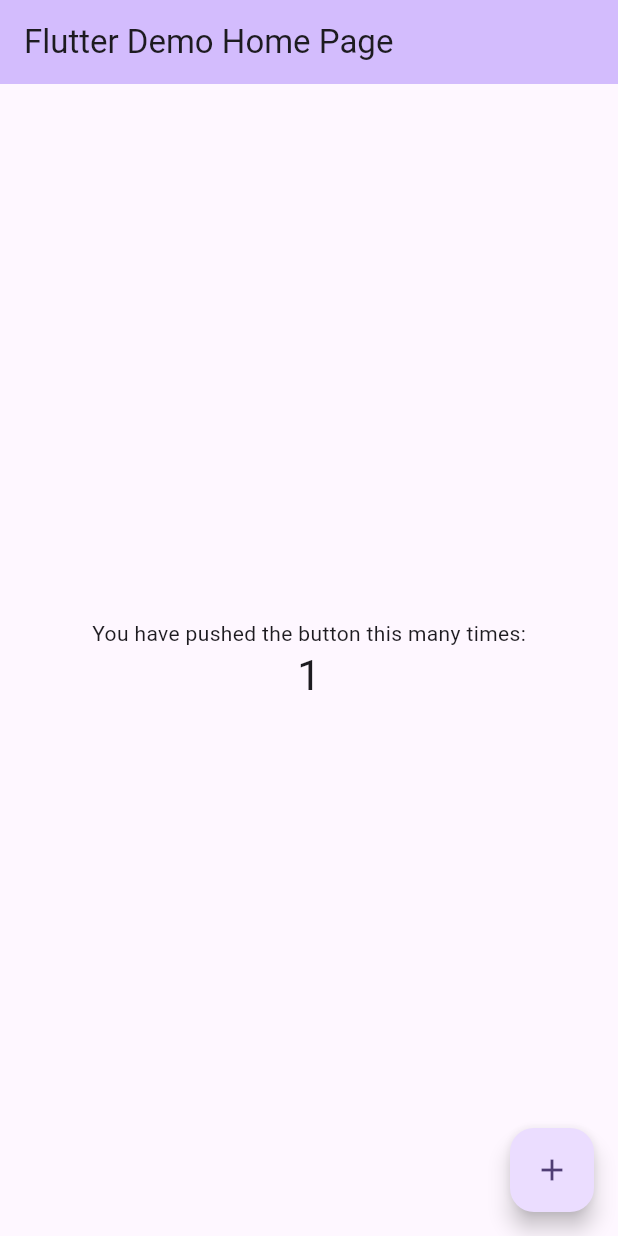
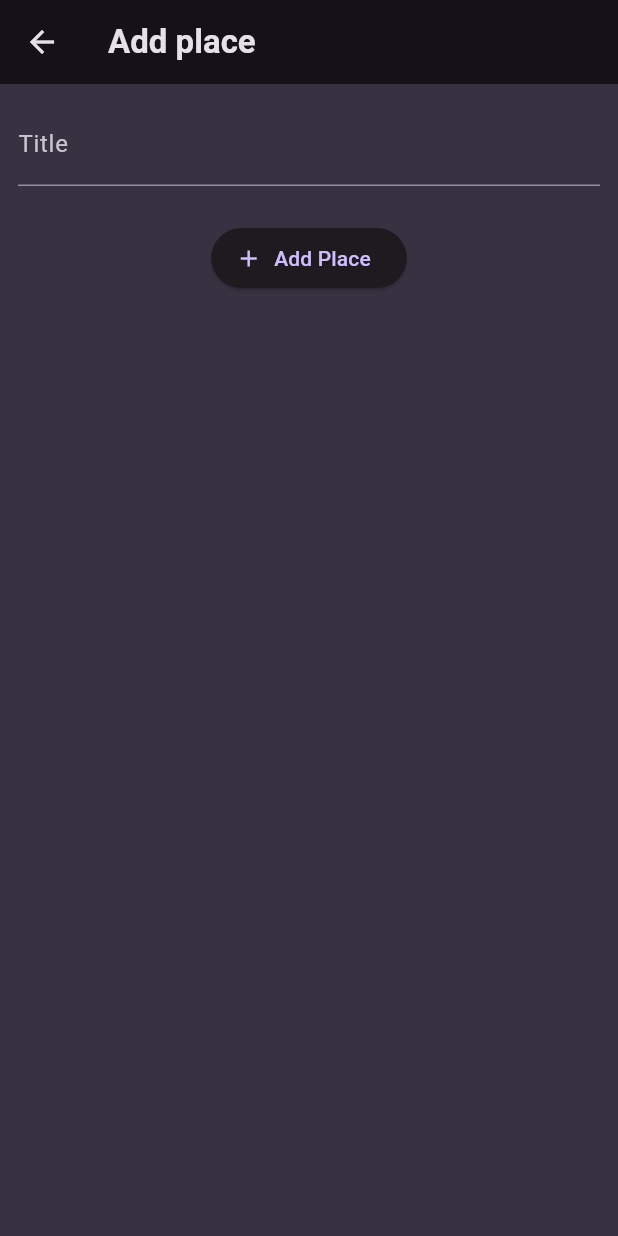
Before and after one commit to Trykea/Favorite_Places_App, a Flutter app: the screen it shows after launch, after a tap on the "add" icon, on a phone screen of 412 x 824 dp. Run offline on Flutter 3.47's test engine with Material 3 defaults, Android fonts, the phone set to English and light mode, and no system bars; our stand-ins replace flutter_riverpod, google_fonts.

Commit message:
added screens/model/widget and used riverpod to store and pass data from add place screen to place screen

```diff
--- a/lib/main.dart
+++ b/lib/main.dart
@@ -1,125 +1,46 @@
+import 'package:favorite_places_app/screens/places.dart';
 import 'package:flutter/material.dart';
+import 'package:flutter_riverpod/flutter_riverpod.dart';
+import 'package:google_fonts/google_fonts.dart';
+
+final colorScheme = ColorScheme.fromSeed(
+  brightness: Brightness.dark,
+  seedColor: const Color.fromARGB(255, 102, 6, 247),
+  background: const Color.fromARGB(255, 56, 49, 66),
+);
+
+final theme = ThemeData().copyWith(
+  useMaterial3: true,
+  scaffoldBackgroundColor: colorScheme.background,
+  colorScheme: colorScheme,
+  textTheme: GoogleFonts.ubuntuCondensedTextTheme().copyWith(
+    titleSmall: GoogleFonts.ubuntuCondensed(
+      fontWeight: FontWeight.bold,
+    ),
+    titleMedium: GoogleFonts.ubuntuCondensed(
+      fontWeight: FontWeight.bold,
+    ),
+    titleLarge: GoogleFonts.ubuntuCondensed(
+      fontWeight: FontWeight.bold,
+    ),
+  ),
+);
 
 void main() {
-  runApp(const MyApp());
+  runApp(
+    const ProviderScope(child: MyApp())  ,
+  );
 }
 
 class MyApp extends StatelessWidget {
-  const MyApp({super.key});
+  const MyApp({Key? key}) : super(key: key);
 
-  // This widget is the root of your application.
   @override
   Widget build(BuildContext context) {
     return MaterialApp(
-      title: 'Flutter Demo',
-      theme: ThemeData(
-        // This is the theme of your application.
-        //
-        // TRY THIS: Try running your application with "flutter run". You'll see
-        // the application has a purple toolbar. Then, without quitting the app,
-        // try changing the seedColor in the colorScheme below to Colors.green
-        // and then invoke "hot reload" (save your changes or press the "hot
-        // reload" button in a Flutter-supported IDE, or press "r" if you used
-        // the command line to start the app).
-        //
-        // Notice that the counter didn't reset back to zero; the application
-        // state is not lost during the reload. To reset the state, use hot
-        // restart instead.
-        //
-        // This works for code too, not just values: Most code changes can be
-        // tested with just a hot reload.
-        colorScheme: ColorScheme.fromSeed(seedColor: Colors.deepPurple),
-        useMaterial3: true,
-      ),
-      home: const MyHomePage(title: 'Flutter Demo Home Page'),
+      title: 'Great Places',
+      theme: theme,
+      home: const PlacesScreen(),
     );
   }
 }
-
-class MyHomePage extends StatefulWidget {
-  const MyHomePage({super.key, required this.title});
-
-  // This widget is the home page of your application. It is stateful, meaning
-  // that it has a State object (defined below) that contains fields that affect
-  // how it looks.
-
-  // This class is the configuration for the state. It holds the values (in this
-  // case the title) provided by the parent (in this case the App widget) and
-  // used by the build method of the State. Fields in a Widget subclass are
-  // always marked "final".
-
-  final String title;
-
-  @override
-  State<MyHomePage> createState() => _MyHomePageState();
-}
-
-class _MyHomePageState extends State<MyHomePage> {
-  int _counter = 0;
-
-  void _incrementCounter() {
-    setState(() {
-      // This call to setState tells the Flutter framework that something has
-      // changed in this State, which causes it to rerun the build method below
-      // so that the display can reflect the updated values. If we changed
-      // _counter without calling setState(), then the build method would not be
-      // called again, and so nothing would appear to happen.
-      _counter++;
-    });
-  }
-
-  @override
-  Widget build(BuildContext context) {
-    // This method is rerun every time setState is called, for instance as done
-    // by the _incrementCounter method above.
-    //
-    // The Flutter framework has been optimized to make rerunning build methods
-    // fast, so that you can just rebuild anything that needs updating rather
-    // than having to individually change instances of widgets.
-    return Scaffold(
-      appBar: AppBar(
-        // TRY THIS: Try changing the color here to a specific color (to
-        // Colors.amber, perhaps?) and trigger a hot reload to see the AppBar
-        // change color while the other colors stay the same.
-        backgroundColor: Theme.of(context).colorScheme.inversePrimary,
-        // Here we take the value from the MyHomePage object that was created by
-        // the App.build method, and use it to set our appbar title.
-        title: Text(widget.title),
-      ),
-      body: Center(
-        // Center is a layout widget. It takes a single child and positions it
-        // in the middle of the parent.
-        child: Column(
-          // Column is also a layout widget. It takes a list of children and
-          // arranges them vertically. By default, it sizes itself to fit its
-          // children horizontally, and tries to be as tall as its parent.
-          //
-          // Column has various properties to control how it sizes itself and
-          // how it positions its children. Here we use mainAxisAlignment to
-          // center the children vertically; the main axis here is the vertical
-          // axis because Columns are vertical (the cross axis would be
-          // horizontal).
-          //
-          // TRY THIS: Invoke "debug painting" (choose the "Toggle Debug Paint"
-          // action in the IDE, or press "p" in the console), to see the
-          // wireframe for each widget.
-          mainAxisAlignment: MainAxisAlignment.center,
-          children: <Widget>[
-            const Text(
-              'You have pushed the button this many times:',
-            ),
-            Text(
-              '$_counter',
-              style: Theme.of(context).textTheme.headlineMedium,
-            ),
-          ],
-        ),
-      ),
-      floatingActionButton: FloatingActionButton(
-        onPressed: _incrementCounter,
-        tooltip: 'Increment',
-        child: const Icon(Icons.add),
-      ), // This trailing comma makes auto-formatting nicer for build methods.
-    );
-  }
-}
--- /dev/null
+++ b/lib/models/place.dart
@@ -0,0 +1,8 @@
+import 'package:uuid/uuid.dart';
+const uuid = Uuid();
+class Place {
+  final String id;
+  final String title;
+
+  Place({required this.title}) : id = uuid.v4();
+}
--- /dev/null
+++ b/lib/providers/user_places.dart
@@ -0,0 +1,17 @@
+import 'package:favorite_places_app/models/place.dart';
+import 'package:flutter/material.dart';
+import 'package:flutter_riverpod/flutter_riverpod.dart';
+
+class UserPlacesNotifier extends StateNotifier<List<Place>> {
+  UserPlacesNotifier() : super(const []);
+
+  void addPlace(String title) {
+    final newPlace = Place(title: title);
+    state = [newPlace, ...state];
+  }
+}
+
+final userPlacesProvider =
+    StateNotifierProvider<UserPlacesNotifier, List<Place>>(
+  (ref) => UserPlacesNotifier(),
+);
--- /dev/null
+++ b/lib/screens/add_place.dart
@@ -0,0 +1,60 @@
+import 'package:favorite_places_app/providers/user_places.dart';
+import 'package:flutter/material.dart';
+import 'package:flutter_riverpod/flutter_riverpod.dart';
+
+class AddPlaceScreen extends ConsumerStatefulWidget {
+  const AddPlaceScreen({super.key});
+
+  @override
+  ConsumerState<AddPlaceScreen> createState() => _AddPlaceScreenState();
+}
+
+class _AddPlaceScreenState extends ConsumerState<AddPlaceScreen> {
+  final _titleController = TextEditingController();
+
+  void _savePlace(){
+    final enteredTitle = _titleController.text;
+    if (enteredTitle.isEmpty) {
+      return;
+    }
+    ref.read(userPlacesProvider.notifier).addPlace(enteredTitle);
+    Navigator.of(context).pop();
+  }
+  @override
+  void dispose() {
+    _titleController.dispose();
+    // TODO: implement dispose
+    super.dispose();
+  }
+
+  @override
+  Widget build(BuildContext context) {
+    return Scaffold(
+      appBar: AppBar(
+        title: const Text('Add place'),
+      ),
+      body: SingleChildScrollView(
+        padding: const EdgeInsets.all(12),
+        child: Column(
+          children: [
+            TextField(
+              decoration: InputDecoration(
+                label: Text('Title'),
+              ),
+              controller: _titleController,
+              style: TextStyle(color: Theme.of(context).colorScheme.onSurface),
+            ),
+            SizedBox(
+              height: 24,
+            ),
+            ElevatedButton.icon(
+              onPressed: _savePlace,
+              label: Text('Add Place'),
+              icon: Icon(Icons.add),
+            )
+          ],
+        ),
+      ),
+    );
+  }
+}
--- /dev/null
+++ b/lib/screens/place_detail.dart
@@ -0,0 +1,14 @@
+import 'package:flutter/material.dart';
+
+class PlaceDetailScreen extends StatelessWidget {
+  const PlaceDetailScreen({super.key});
+
+  @override
+  Widget build(BuildContext context) {
+    return Scaffold(
+      appBar: AppBar(
+        title: Text('Place Detail'),
+      ),
+    );
+  }
+}
--- /dev/null
+++ b/lib/screens/places.dart
@@ -0,0 +1,29 @@
+import 'package:favorite_places_app/providers/user_places.dart';
+import 'package:favorite_places_app/screens/add_place.dart';
+import 'package:favorite_places_app/widgets/places_list.dart';
+import 'package:flutter/material.dart';
+import 'package:flutter_riverpod/flutter_riverpod.dart';
+
+class PlacesScreen extends ConsumerWidget {
+  const PlacesScreen({super.key});
+
+  @override
+  Widget build(BuildContext context, WidgetRef ref) {
+    final userPlaces = ref.watch(userPlacesProvider);
+    return Scaffold(
+      appBar: AppBar(
+        title: Text('Your places'),
+        actions: [
+          IconButton(
+              onPressed: () {
+                Navigator.of(context).push(MaterialPageRoute(
+                  builder: (ctx) => const AddPlaceScreen(),
+                ));
+              },
+              icon: Icon(Icons.add))
+        ],
+      ),
+      body: PlacesList(places: userPlaces),
+    );
+  }
+}
--- /dev/null
+++ b/lib/widgets/places_list.dart
@@ -0,0 +1,33 @@
+import 'package:flutter/material.dart';
+import 'package:favorite_places_app/models/place.dart';
+
+class PlacesList extends StatelessWidget {
+  const PlacesList({super.key, required this.places});
+
+  final List<Place> places;
+
+  @override
+  Widget build(BuildContext context) {
+    if (places.isEmpty) {
+      return Center(
+        child: Text(
+          'No places added yet',
+          style: Theme.of(context).textTheme.bodyLarge!.copyWith(
+                color: Theme.of(context).colorScheme.onSurface,
+              ),
+        ),
+      );
+    }
+    return ListView.builder(
+      itemCount: places.length,
+      itemBuilder: (ctx, index) => ListTile(
+        title: Text(
+          places[index].title,
+          style: Theme.of(context).textTheme.titleMedium!.copyWith(
+                color: Theme.of(context).colorScheme.onSurface,
+              ),
+        ),
+      ),
+    );
+  }
+}
--- a/pubspec.yaml
+++ b/pubspec.yaml
@@ -35,6 +35,9 @@ dependencies:
   # The following adds the Cupertino Icons font to your application.
   # Use with the CupertinoIcons class for iOS style icons.
   cupertino_icons: ^1.0.8
+  google_fonts: ^6.2.1
+  flutter_riverpod: ^2.6.1
+  uuid: ^4.5.1
 
 dev_dependencies:
   flutter_test:
```
Also changed, not shown: pubspec.lock, 1 other file.
